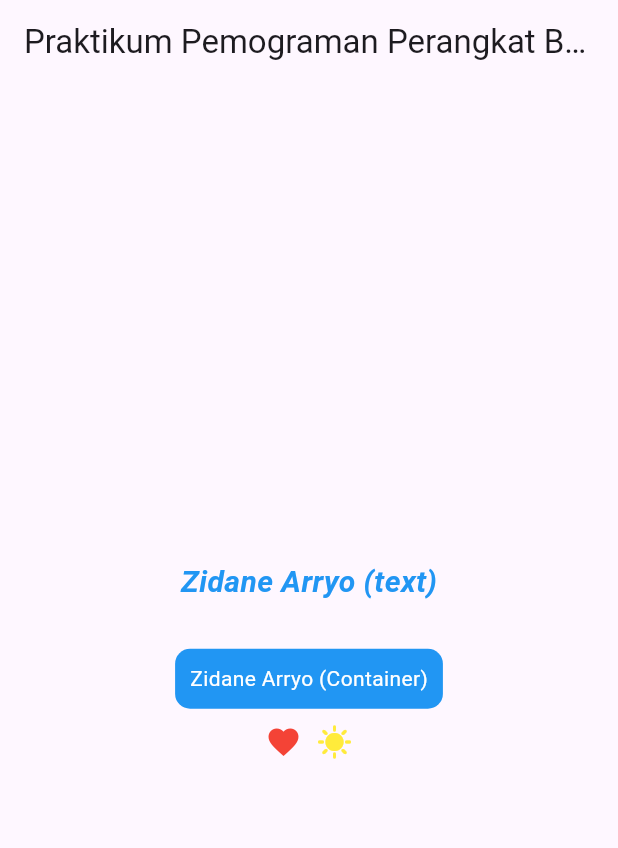
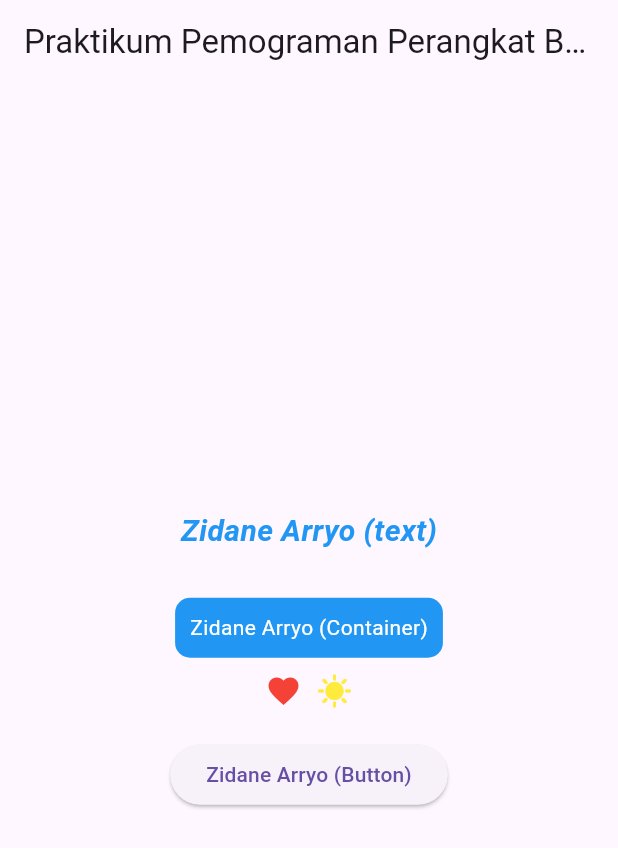
Before and after one commit to Zidanearrs/ZidaneArryo-2211102441095-ppb-widget1, a Flutter app: the screen it shows after launch, on a phone screen of 412 x 824 dp. Shown: the top 848 px of the screen. Run offline on Flutter 3.47's test engine with Material 3 defaults, Android fonts, the phone set to English and light mode, and no system bars.

Commit message:
menambahkan button

```diff
--- a/lib/main.dart
+++ b/lib/main.dart
@@ -60,6 +60,11 @@ class WidgetDemo extends StatelessWidget {
                   Icon(Icons.sunny, color: Colors.yellow),
                 ],
               ),
+               SizedBox(height: 20),
+              ElevatedButton(
+                onPressed: () {},
+                child: Text('Zidane Arryo (Button)'),
+              ),
             ],
           ),
         ),
```
